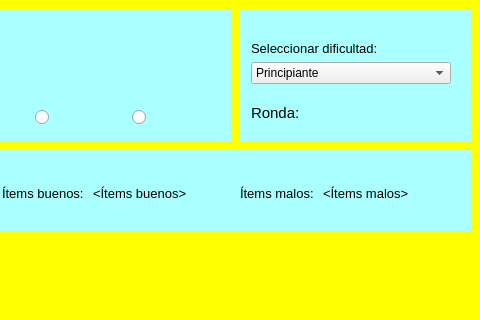
This is Tareas/T2/assets/ventana_preparacion.ui in minsoos/my_code-iic2233-2021-1 as Qt 5 draws it before an edit; both pictures show x 420 to 900 and y 0 to 320 of the 900 by 680 pixel window. The edited form follows.
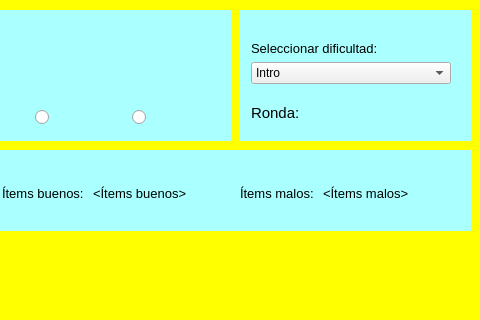
This is the edited form.

Diff of the .ui file:
```diff
--- a/Tareas/T2/assets/ventana_preparacion.ui
+++ b/Tareas/T2/assets/ventana_preparacion.ui
@@ -250,11 +250,11 @@
             <bool>false</bool>
            </property>
            <property name="currentText">
-            <string>Principiante</string>
+            <string>Intro</string>
            </property>
            <item>
             <property name="text">
-             <string>Principiante</string>
+             <string>Intro</string>
             </property>
            </item>
            <item>
```
Left out of the diff: 5 changed lines with no effect on the pictures.
